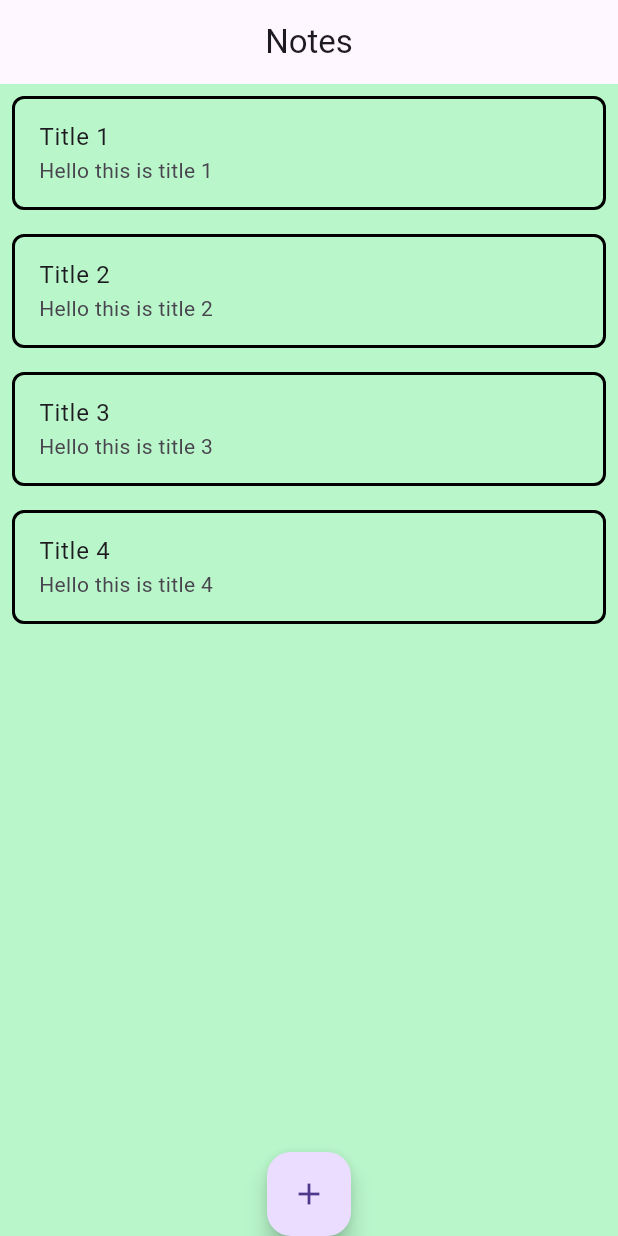
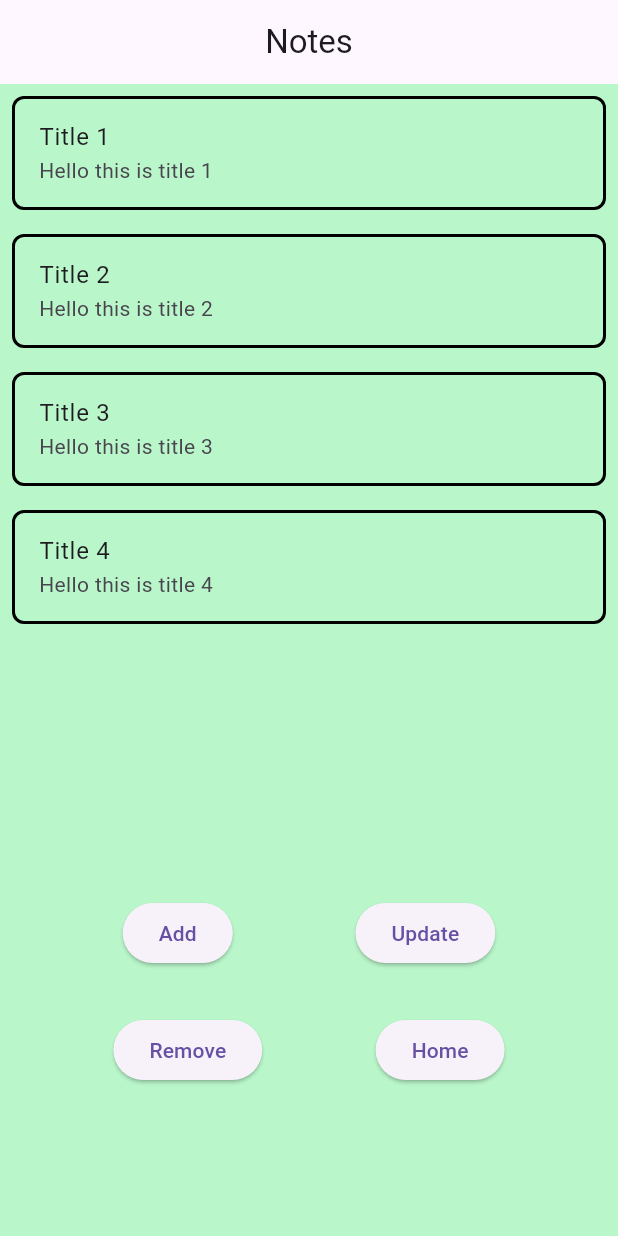
Before and after one commit to PrernaMi/WorkingOn_Model_loginPage, a Flutter app: the screen it shows after launch, on a phone screen of 412 x 824 dp. Run offline on Flutter 3.47's test engine with Material 3 defaults, Android fonts, the phone set to English and light mode, and no system bars.

Commit message:
Feature Added: Home Screen

```diff
--- a/lib/dashboard_page.dart
+++ b/lib/dashboard_page.dart
@@ -5,6 +5,10 @@ import 'package:login_page_adding_to_list/add_title_page.dart';
 import 'package:login_page_adding_to_list/appConstant.dart';
 import 'package:login_page_adding_to_list/detailed_page.dart';
 import 'package:login_page_adding_to_list/model_class.dart';
+import 'package:login_page_adding_to_list/remove_page.dart';
+import 'package:login_page_adding_to_list/update_page.dart';
+
+import 'home_Screen.dart';
 
 class DashBoardPage extends StatefulWidget{
   @override
@@ -24,7 +28,7 @@ class _DashBoardPageState extends State<DashBoardPage> {
         children: [
           Expanded(
             child: Container(
-              height: 600,
+              height: double.infinity,
               width: double.infinity,
               color: Colors.greenAccent.shade100,
               child: ListView.builder(
@@ -57,14 +61,60 @@ class _DashBoardPageState extends State<DashBoardPage> {
               ),
             ),
           ),
-          FloatingActionButton(
+          Column(
+            children: [
+              Row(
+                mainAxisAlignment: MainAxisAlignment.spaceEvenly,
+                children: [
+                  /*---------------Add----------------*/
+                  ElevatedButton(
                       onPressed: (){
                         Navigator.push(context, MaterialPageRoute(builder: (context){
                           return AddDetails();
                         }));
+                        // print(AppConstant.notes);
+                        setState(() {
+
+                        });
                       },
-            child: Icon(Icons.add),
+                      child: Text("Add")
+                  ),
+                  /*----------Update-----------*/
+                  ElevatedButton(
+                      onPressed: (){
+                        Navigator.push(context, MaterialPageRoute(builder: (context){
+                          return UpdatePage();
+                        }));
+                      },
+                      child: Text("Update")
+                  ),
+
+                ],
+              ),
+              SizedBox(height: 30,),
+              Row(
+                mainAxisAlignment: MainAxisAlignment.spaceEvenly,
+                children: [
+
+                  /*---------------Remove----------------*/
+                  ElevatedButton(
+                      onPressed: (){
+                        Navigator.push(context, MaterialPageRoute(builder: (context){
+                          return RemoveTitle();
+                        }));
+                      },
+                      child: Text("Remove")
+                  ),
+                  ElevatedButton(onPressed: (){
+                    Navigator.push(context, MaterialPageRoute(builder: (context){
+                      return HomeScreen();
+                    }));
+                  }, child: Text("Home")),
+                ],
               )
+            ],
+          ),
+          SizedBox(height: 100,),
         ],
       ),
     );
--- a/lib/main.dart
+++ b/lib/main.dart
@@ -1,5 +1,6 @@
 import 'package:flutter/material.dart';
 import 'package:login_page_adding_to_list/dashboard_page.dart';
+import 'package:login_page_adding_to_list/home_Screen.dart';
 
 void main() {
   runApp( MyApp());
```
Also changed, not shown: lib/add_title_page.dart (+13 -41 lines), lib/home_Screen.dart (added, +75 -0 lines), lib/remove_page.dart (+12 -1 lines), lib/update_page.dart (+12 -1 lines). Lines whose indentation alone changed are shown as unchanged.
